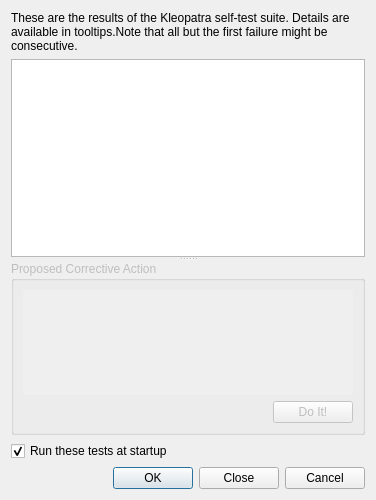
This is dialogs/selftestdialog.ui in sensama/kleopatra as Qt 5 draws it before an edit. The edited form follows.
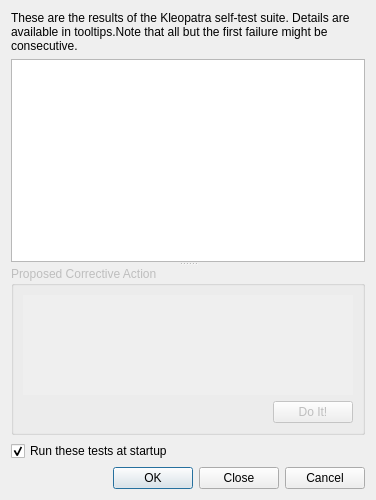
This is the edited form. Custom widgets are drawn as their Qt base class.

Commit message: Fix resizing behaviour

```diff
--- a/dialogs/selftestdialog.ui
+++ b/dialogs/selftestdialog.ui
@@ -32,6 +32,12 @@
       <bool>false</bool>
      </property>
      <widget class="QTreeView" name="resultsTV" >
+      <property name="sizePolicy" >
+       <sizepolicy vsizetype="Expanding" hsizetype="Expanding" >
+        <horstretch>0</horstretch>
+        <verstretch>1</verstretch>
+       </sizepolicy>
+      </property>
       <property name="minimumSize" >
        <size>
         <width>0</width>
```
Left out of the diff: 5 changed lines with no effect on the pictures.
